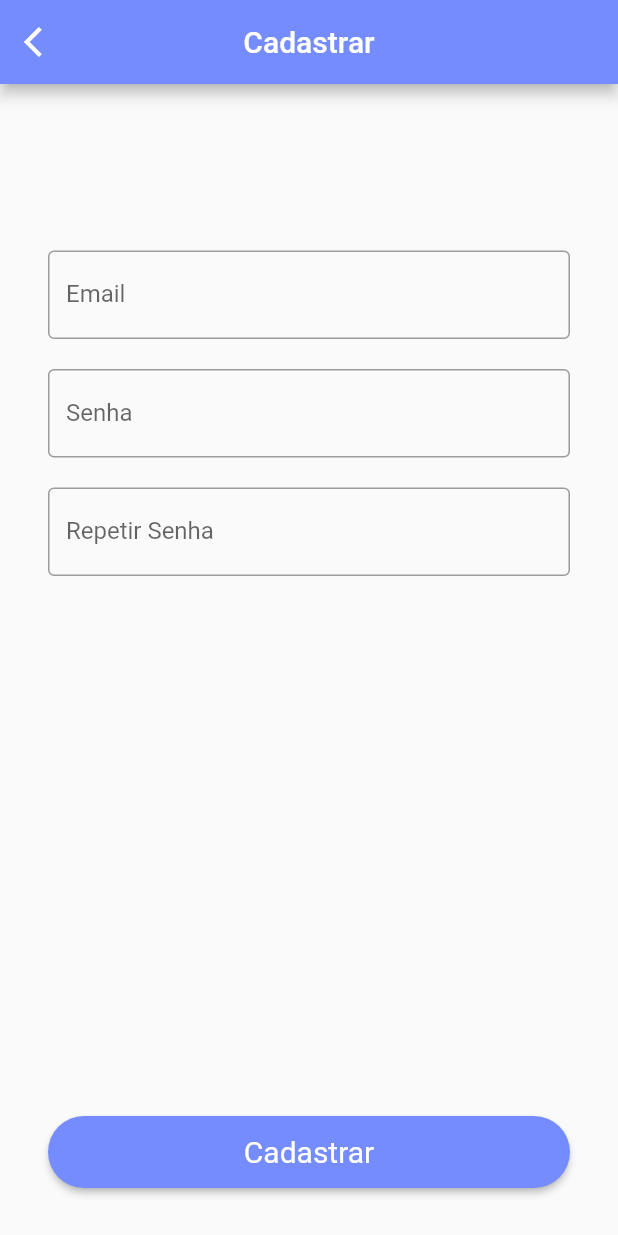
After one commit to JoaoPauloPrata/perguntados, a Flutter app: the screen it shows after launch, on a phone screen of 412 x 824 dp. The commit adds this screen. Run offline on Flutter 3.47's test engine with Material 2 defaults, Android fonts, the phone set to English and light mode, and no system bars.

Commit message:
Adicionando tela de registro

```diff
--- a/perguntados/lib/main.dart
+++ b/perguntados/lib/main.dart
@@ -14,7 +14,7 @@ class MyApp extends StatelessWidget {
     return MaterialApp(
       title: 'Perguntados',
       theme: ThemeData(primaryColor: Color.fromRGBO(117, 140, 255, 1)),
-      home: const ResultPage(),
+      home: const RegisterPage(),
     );
   }
 }
--- a/perguntados/lib/pages/pages.dart
+++ b/perguntados/lib/pages/pages.dart
@@ -2,3 +2,4 @@ export 'login_page.dart';
 export 'start_page.dart';
 export 'question_page.dart';
 export 'reult_page.dart';
+export 'register_page.dart';
--- /dev/null
+++ b/perguntados/lib/pages/register_page.dart
@@ -0,0 +1,91 @@
+import 'package:flutter/cupertino.dart';
+import 'package:flutter/material.dart';
+import 'package:flutter/rendering.dart';
+import 'package:perguntados/pages/pages.dart';
+
+class RegisterPage extends StatelessWidget {
+  const RegisterPage({Key? key}) : super(key: key);
+
+  @override
+  Widget build(BuildContext context) {
+    return Scaffold(
+      resizeToAvoidBottomInset: false,
+      appBar: AppBar(
+        leading: Padding(
+          padding: EdgeInsets.all(16),
+          child: Icon(Icons.arrow_back_ios),
+        ),
+        title: const Text('Cadastrar'),
+        centerTitle: true,
+        backgroundColor: defaultColor,
+      ),
+      body: SafeArea(
+          child: Padding(
+              padding: EdgeInsets.all(32.0),
+              child: Column(
+                mainAxisAlignment: MainAxisAlignment.end,
+                crossAxisAlignment: CrossAxisAlignment.stretch,
+                children: [
+                  emailField(),
+                  const SizedBox(
+                    height: 20,
+                  ),
+                  passwordField(),
+                  const SizedBox(
+                    height: 20,
+                  ),
+                  repeatPasswordField(),
+                  SizedBox(
+                    height: 350,
+                  ),
+                  SizedBox(height: 10),
+                  registerButton()
+                ],
+              ))),
+    );
+  }
+
+  Container registerButton() {
+    return Container(
+        height: 48,
+        child: ElevatedButton(
+          style: ElevatedButton.styleFrom(
+              primary: defaultColor,
+              shape: RoundedRectangleBorder(
+                  borderRadius: BorderRadius.circular(24)),
+              textStyle: TextStyle(fontSize: 20)),
+          onPressed: () {},
+          child: const Text('Cadastrar'),
+        ));
+  }
+
+  TextField passwordField() {
+    return const TextField(
+      obscureText: true,
+      decoration: InputDecoration(
+        border: OutlineInputBorder(),
+        labelText: 'Senha',
+      ),
+    );
+  }
+
+  TextField repeatPasswordField() {
+    return const TextField(
+      obscureText: true,
+      decoration: InputDecoration(
+        border: OutlineInputBorder(),
+        labelText: 'Repetir Senha',
+      ),
+    );
+  }
+
+  TextField emailField() {
+    return const TextField(
+      obscureText: true,
+      decoration: InputDecoration(
+        border: OutlineInputBorder(),
+        labelText: 'Email',
+      ),
+    );
+  }
+}
```
